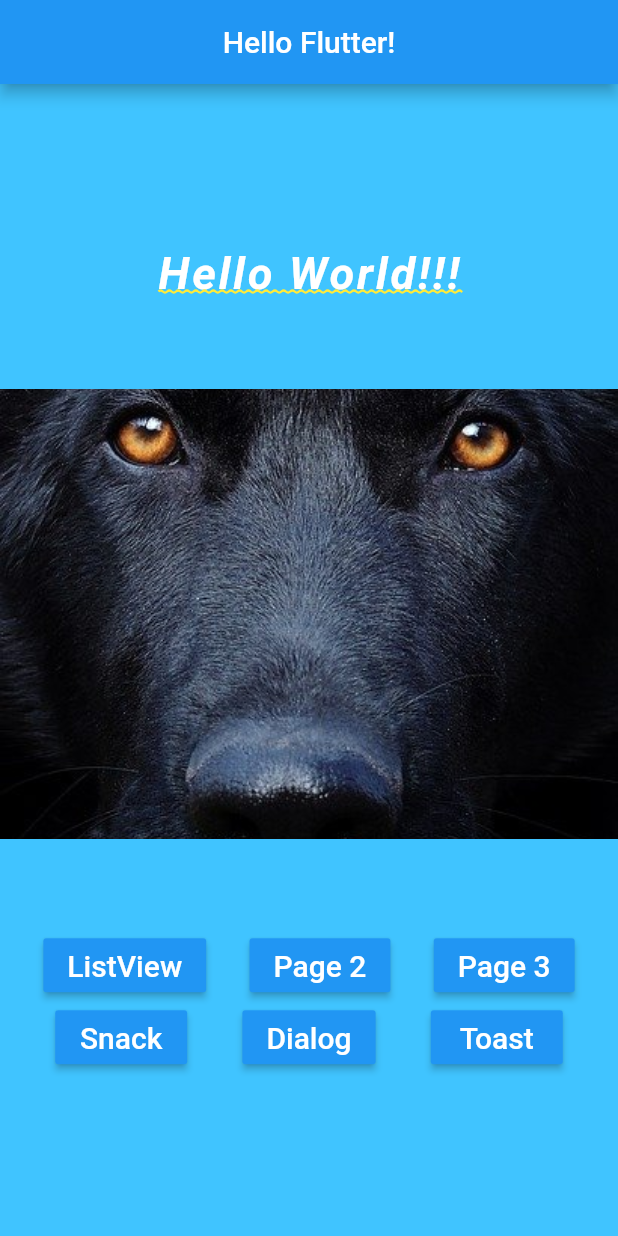
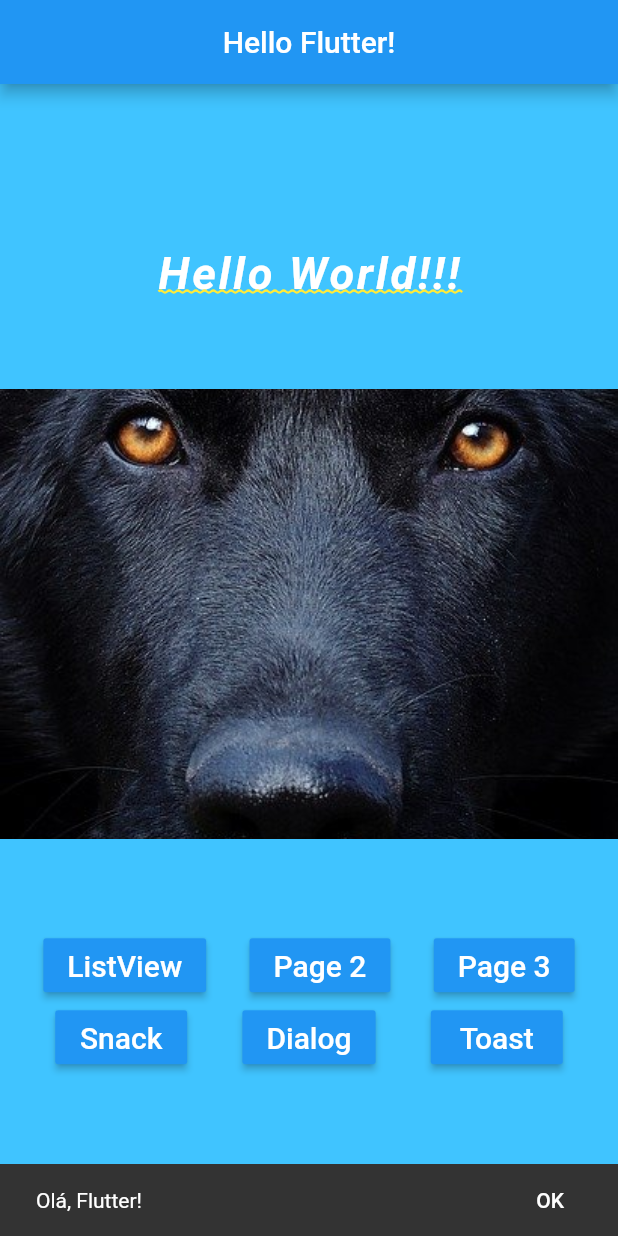
Before and after one commit to Ancora/flutterEssencialBasicWidgets, a Flutter app: the screen it shows after launch, after a tap on "Snack", on a phone screen of 412 x 824 dp. Run offline on Flutter 3.47's test engine with Material 2 defaults, Android fonts, the phone set to English and light mode, and no system bars.

Commit message:
066-MaterialApp/Widgets Snack.

```diff
--- a/lib/home_page.dart
+++ b/lib/home_page.dart
@@ -25,7 +25,7 @@ class HomePage extends StatelessWidget {
         children: <Widget>[
           _text(),
           _pageView(),
-          _buttons(context),
+          _buttons(),
         ],
       ),
     );
@@ -48,14 +48,17 @@ class HomePage extends StatelessWidget {
     );
   }
 
-  _buttons(context) {
+  _buttons() {
+    return Builder(
+      builder: (context) {
         return Column(
           children: <Widget>[
             Row(
               mainAxisAlignment: MainAxisAlignment.spaceEvenly,
               children: <Widget>[
                 BlueButton('ListView',
-                onPressed: () => _onClickNavigator(context, HelloListView())),
+                    onPressed: () =>
+                        _onClickNavigator(context, HelloListView())),
                 BlueButton('Page 2',
                     onPressed: () => _onClickNavigator(context, HelloPage2())),
                 BlueButton('Page 3',
@@ -65,12 +68,14 @@ class HomePage extends StatelessWidget {
             Row(
               mainAxisAlignment: MainAxisAlignment.spaceEvenly,
               children: <Widget>[
-            BlueButton('Snack', onPressed: _onClickSnack),
+                BlueButton('Snack', onPressed: () => _onClickSnack(context)),
                 BlueButton('Dialog', onPressed: _onClickDialog),
                 BlueButton('Toast', onPressed: _onClickToast),
               ],
             ),
           ],
+        );
+      },
     );
   }
 
@@ -80,7 +85,17 @@ class HomePage extends StatelessWidget {
     print('Page: $s');
   }
 
-  _onClickSnack() {}
+  _onClickSnack(context) {
+    Scaffold.of(context).showSnackBar(SnackBar(
+      content: Text('Olá, Flutter!'),
+      action: SnackBarAction(
+          textColor: Colors.white,
+          label: 'OK',
+          onPressed: () {
+            print('Ok');
+          }),
+    ));
+  }
 
   _onClickDialog() {}
 
```
Lines whose indentation alone changed are shown as unchanged.
